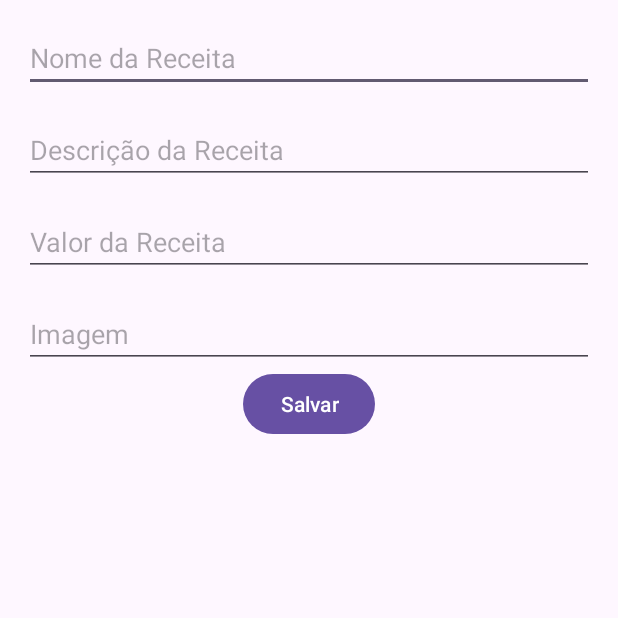
After one commit to willMarciano07/PI5-EMS, an Android app: the EditarProdutoActivity screen opened directly, with no data from a screen before it, on a phone screen of 412 x 824 dp, the top half of it. The commit adds this screen. Run offline under Robolectric (Android 15) with nearby library versions, the phone set to English and light mode, and no system bars.

Commit message:
Implementação do CRUD

```diff
--- /dev/null
+++ b/Desenvolvimento_Back_End/EMS/app/src/main/java/com/example/ems/ApiService.kt
@@ -0,0 +1,44 @@
+package com.example.ems
+
+import retrofit2.Call
+import retrofit2.http.FormUrlEncoded
+import retrofit2.http.Field
+import retrofit2.http.GET
+import retrofit2.http.POST
+
+
+interface ApiService {
+
+    // Metodo para obter a lista de produtos
+    @GET("listagem/produtos.php")
+    fun getProdutos(): Call<List<Receita>>
+
+    // Metodo para incluir um produto
+    @FormUrlEncoded
+    @POST("incluir/incluir_receita.php")
+    fun incluirProduto(
+        @Field("NOME_RECEITA") nome: String,
+        @Field("DESCRICAO_RECEITA") descricao: String,
+        @Field("VALOR_RECEITA") preco: String,
+        @Field("IMAGEM_RECEITA") imagem: String
+    ): Call<Void>
+
+    // Metodo para editar um produto
+    @FormUrlEncoded
+    @POST("atualizar/atualizar_receita.php")
+    fun editarProduto(
+        @Field("ID_RECEITA") id: Int,
+        @Field("NOME_RECEITA") nome: String,
+        @Field("DESCRICAO_RECEITA") descricao: String,
+        @Field("VALOR_RECEITA") preco: String,
+        @Field("IMAGEM_RECEITA") imagem: String
+    ): Call<Void>
+
+    // Metodo para deletar um produto
+    @FormUrlEncoded
+    @POST("deletar/deletar_receita.php")
+    fun deletarProduto(
+        @Field("ID_RECEITA") id: Int
+    ): Call<Void>
+
+}
--- /dev/null
+++ b/Desenvolvimento_Back_End/EMS/app/src/main/java/com/example/ems/EditarProdutoActivity.kt
@@ -0,0 +1,84 @@
+package com.example.ems
+
+import android.os.Bundle
+import android.widget.Button
+import android.widget.EditText
+import android.widget.Toast
+import androidx.appcompat.app.AppCompatActivity
+import retrofit2.Call
+import retrofit2.Callback
+import retrofit2.Response
+import retrofit2.Retrofit
+import retrofit2.converter.gson.GsonConverterFactory
+
+
+
+
+    class EditarProdutoActivity : AppCompatActivity() {
+
+        private lateinit var nomeEditText: EditText
+        private lateinit var descricaoEditText: EditText
+        private lateinit var precoEditText: EditText
+        private lateinit var imagemEditText: EditText
+        private lateinit var salvarButton: Button
+
+        private var produtoId: Int = 0
+
+        override fun onCreate(savedInstanceState: Bundle?) {
+            super.onCreate(savedInstanceState)
+            setContentView(R.layout.activity_editar_produto)
+
+            nomeEditText = findViewById(R.id.nomeEditText)
+            descricaoEditText = findViewById(R.id.descricaoEditText)
+            precoEditText = findViewById(R.id.precoEditText)
+            imagemEditText = findViewById(R.id.imagemEditText)
+            salvarButton = findViewById(R.id.salvarButton)
+
+            // Resgatar os dados passados pela Intent
+            produtoId = intent.getIntExtra("ID_RECEITA", 0)
+            nomeEditText.setText(intent.getStringExtra("NOME_RECEITA"))
+            descricaoEditText.setText(intent.getStringExtra("DESCRICAO_RECEITA"))
+            precoEditText.setText(intent.getStringExtra("VALOR_RECEITA"))
+            imagemEditText.setText(intent.getStringExtra("IMAGEM_RECEITA"))
+
+            // ConfiguraÃ§Ã£o do Retrofit
+            val retrofit = Retrofit.Builder()
+                .baseUrl("http://192.168.15.5/api/") // Substitua pelo seu endereÃ§o base
+                .addConverterFactory(GsonConverterFactory.create())
+                .build()
+
+            val apiService = retrofit.create(ApiService::class.java)
+
+            salvarButton.setOnClickListener {
+                // Atualizar produto via API
+                val produtoAtualizado = Receita(
+                    produtoId,
+                    nomeEditText.text.toString(),
+                    descricaoEditText.text.toString(),
+                    precoEditText.text.toString(),
+                    imagemEditText.text.toString()
+                )
+
+                apiService.editarProduto(
+                    produtoAtualizado.ID_RECEITA,
+                    produtoAtualizado.NOME_RECEITA,
+                    produtoAtualizado.DESCRICAO_RECEITA,
+                    produtoAtualizado.VALOR_RECEITA,
+                    produtoAtualizado.IMAGEM_RECEITA
+                ).enqueue(object : Callback<Void> {
+                    override fun onResponse(call: Call<Void>, response: Response<Void>) {
+                        if (response.isSuccessful) {
+                            Toast.makeText(this@EditarProdutoActivity, "Receita atualizada com sucesso!", Toast.LENGTH_LONG).show()
+                            finish()
+                        } else {
+                            Toast.makeText(this@EditarProdutoActivity, "Erro na atualizaÃ§Ã£o", Toast.LENGTH_LONG).show()
+                        }
+                    }
+
+                    override fun onFailure(call: Call<Void>, t: Throwable) {
+                        Toast.makeText(this@EditarProdutoActivity, "Erro ao atualizar o produto", Toast.LENGTH_LONG).show()
+                    }
+                })
+            }
+        }
+    }
--- /dev/null
+++ b/Desenvolvimento_Back_End/EMS/app/src/main/res/layout/activity_editar_produto.xml
@@ -0,0 +1,63 @@
+<?xml version="1.0" encoding="utf-8"?>
+<androidx.constraintlayout.widget.ConstraintLayout xmlns:android="http://schemas.android.com/apk/res/android"
+    xmlns:app="http://schemas.android.com/apk/res-auto"
+    xmlns:tools="http://schemas.android.com/tools"
+    android:layout_width="match_parent"
+    android:layout_height="match_parent"
+    tools:context=".EditarProdutoActivity">
+
+    <!-- Campo para o Nome do Produto -->
+    <EditText
+        android:id="@+id/nomeEditText"
+        android:layout_width="0dp"
+        android:layout_height="wrap_content"
+        android:layout_margin="16dp"
+        android:hint="Nome da Receita"
+        app:layout_constraintEnd_toEndOf="parent"
+        app:layout_constraintStart_toStartOf="parent"
+        app:layout_constraintTop_toTopOf="parent" />
+
+    <!-- Campo para a DescriÃ§Ã£o do Produto -->
+    <EditText
+        android:id="@+id/descricaoEditText"
+        android:layout_width="0dp"
+        android:layout_height="wrap_content"
+        android:layout_margin="16dp"
+        android:hint="Descrição da Receita"
+        app:layout_constraintEnd_toEndOf="parent"
+        app:layout_constraintStart_toStartOf="parent"
+        app:layout_constraintTop_toBottomOf="@+id/nomeEditText" />
+
+    <!-- Campo para o PreÃ§o do Produto -->
+    <EditText
+        android:id="@+id/precoEditText"
+        android:layout_width="0dp"
+        android:layout_height="wrap_content"
+        android:layout_margin="16dp"
+        android:hint="Valor da Receita"
+        android:inputType="numberDecimal"
+        app:layout_constraintEnd_toEndOf="parent"
+        app:layout_constraintStart_toStartOf="parent"
+        app:layout_constraintTop_toBottomOf="@+id/descricaoEditText" />
+
+    <!-- Campo para a URL da Imagem do Produto -->
+    <EditText
+        android:id="@+id/imagemEditText"
+        android:layout_width="0dp"
+        android:layout_height="wrap_content"
+        android:layout_margin="16dp"
+        android:hint="Imagem"
+        app:layout_constraintEnd_toEndOf="parent"
+        app:layout_constraintStart_toStartOf="parent"
+        app:layout_constraintTop_toBottomOf="@+id/precoEditText" />
+
+    <!-- BotÃ£o para Salvar as AlteraÃ§Ãµes -->
+    <Button
+        android:id="@+id/salvarButton"
+        android:layout_width="wrap_content"
+        android:layout_height="wrap_content"
+        android:text="Salvar"
+        app:layout_constraintEnd_toEndOf="parent"
+        app:layout_constraintStart_toStartOf="parent"
+        app:layout_constraintTop_toBottomOf="@+id/imagemEditText" />
+</androidx.constraintlayout.widget.ConstraintLayout>
```
Also changed, not shown: Desenvolvimento_Back_End/EMS/app/build.gradle.kts (+8 -0 lines), Desenvolvimento_Back_End/EMS/app/src/main/AndroidManifest.xml (+12 -0 lines), Desenvolvimento_Back_End/EMS/app/src/main/java/com/example/ems/CustomAdapterReceita.kt (added, +78 -0 lines), Desenvolvimento_Back_End/EMS/app/src/main/java/com/example/ems/IncluirProdutoActivity.kt (added, +72 -0 lines), Desenvolvimento_Back_End/EMS/app/src/main/java/com/example/ems/LoginActivity.kt (+2 -9 lines), Desenvolvimento_Back_End/EMS/app/src/main/java/com/example/ems/Produto.kt (added, +9 -0 lines), Desenvolvimento_Back_End/EMS/app/src/main/java/com/example/ems/ProdutosActivity.kt (added, +84 -0 lines), Desenvolvimento_Back_End/EMS/app/src/main/res/layout/activity_incluir_produto.xml (added, +64 -0 lines), Desenvolvimento_Back_End/EMS/app/src/main/res/layout/activity_login2.xml (deleted, +0 -10 lines), Desenvolvimento_Back_End/EMS/app/src/main/res/layout/activity_login_response.xml (deleted, +0 -10 lines), Desenvolvimento_Back_End/EMS/app/src/main/res/layout/activity_produtos.xml (added, +35 -0 lines), Desenvolvimento_Back_End/EMS/app/src/main/res/layout/item_produto.xml (added, +51 -0 lines), 5 other files.
